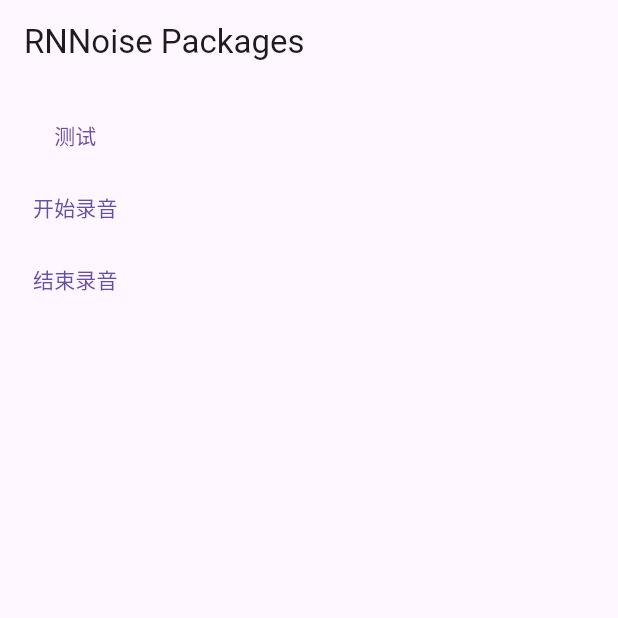
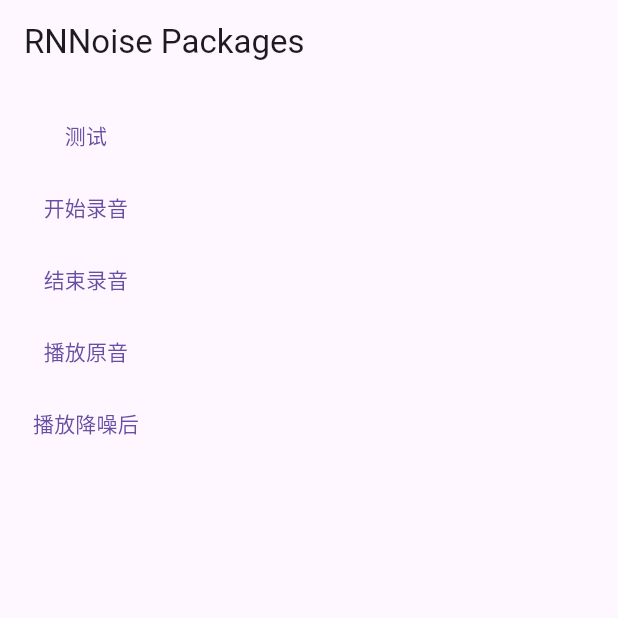
Before and after one commit to shingohu/rnnoise, a Flutter app: the screen it shows after launch, after a tap on "开始录音", on a phone screen of 412 x 824 dp, the top half of it. Run offline on Flutter 3.47's test engine with Material 3 defaults, Android fonts, the phone set to English and light mode, and no system bars; missing offline and left inert: dart:ffi, pcm.

Commit message:
更新demo

```diff
--- a/example/lib/main.dart
+++ b/example/lib/main.dart
@@ -1,6 +1,3 @@
-import 'dart:io';
-import 'dart:typed_data';
-
 import 'package:flutter/material.dart';
 import 'package:pcm/pcm.dart';
 import 'package:rnnoise/rnnoise.dart';
@@ -18,6 +15,8 @@
 
 class _MyAppState extends State<MyApp> {
   RNNoise rnNoise = RNNoise();
+  PCMPlayer player1 = PCMPlayer(sampleRateInHz: 8000);
+  PCMPlayer player2 = PCMPlayer(sampleRateInHz: 8000);
 
   List<Uint8List> rnnoiseAudio = [];
   List<Uint8List> sourceAudio = [];
@@ -50,43 +49,49 @@
                         rnNoise.create();
                         rnnoiseAudio.clear();
                         sourceAudio.clear();
-                        await PCMPlayer.stop();
-                        if (Platform.isIOS) {
-                          await AudioManager.setPlayAndRecordSession(
-                              defaultToSpeaker: true);
-                        }
+                        await player1.stop();
+                        await player2.stop();
                         PCMRecorder.start(
                             sampleRateInHz: 48000,
                             onData: (data) {
                               if (data != null) {
+                                int start =
+                                    DateTime.now().millisecondsSinceEpoch;
                                 Uint8List newData = rnNoise.process(data);
+                                print(
+                                    "耗时${DateTime.now().millisecondsSinceEpoch - start}");
+
                                 sourceAudio.add(data);
                                 rnnoiseAudio.add(newData);
                               }
                             },
-                            audioSource: AudioSource.MIC,
-                            preFrameSize: 960 * 10);
+                            preFrameSize: 960);
                       },
                       child: Text("开始录音")),
                   TextButton(
                       onPressed: () async {
                         print("结束录音");
                         await PCMRecorder.stop();
-                        Future.delayed(Duration(milliseconds: 100));
-                        await AudioManager.abandonAudioFocus();
-                        rnNoise.release();
-                        print("播放录音");
+                      },
+                      child: Text("结束录音")),
+                  TextButton(
+                      onPressed: () async {
+                        player1.play();
                         sourceAudio.forEach((data) {
-                          PCMPlayer.play(data, sampleRateInHz: 48000);
-                        });
-
-                        rnnoiseAudio.forEach((data) {
-                          PCMPlayer.play(data, sampleRateInHz: 48000);
+                          player1.feed(data);
                         });
                         sourceAudio.clear();
+                      },
+                      child: Text("播放原音")),
+                  TextButton(
+                      onPressed: () async {
+                        player2.play();
+                        rnnoiseAudio.forEach((data) {
+                          player2.feed(data);
+                        });
                         rnnoiseAudio.clear();
                       },
-                      child: Text("结束录音"))
+                      child: Text("播放降噪后")),
                 ],
               )),
         ),
--- a/example/pubspec.yaml
+++ b/example/pubspec.yaml
@@ -34,7 +34,7 @@
   pcm:
     git:
       url: https://github.com/shingohu/pcm.git
-      ref: 0.3.8
+      ref: 1.0.5
 
   rnnoise:
     # When depending on this package from a real application you should use:
@@ -44,13 +44,13 @@
     # the parent directory to use the current plugin's version.
     path: ../
 
+  resample:
+    path: resample
   # The following adds the Cupertino Icons font to your application.
   # Use with the CupertinoIcons class for iOS style icons.
   cupertino_icons: ^1.0.8
 
 dev_dependencies:
-  flutter_test:
-    sdk: flutter
 
   # The "flutter_lints" package below contains a set of recommended lints to
   # encourage good coding practices. The lint set provided by the package is
--- a/src/CMakeLists.txt
+++ b/src/CMakeLists.txt
@@ -64,3 +64,8 @@
 
 
 target_compile_definitions(rnnoise PUBLIC DART_SHARED_LIB)
+
+if (ANDROID)
+  # Support Android 15 16k page size.
+  target_link_options(rnnoise PRIVATE "-Wl,-z,max-page-size=16384")
+endif()
```
Also changed, not shown: example/pubspec.lock, 3 other files.
